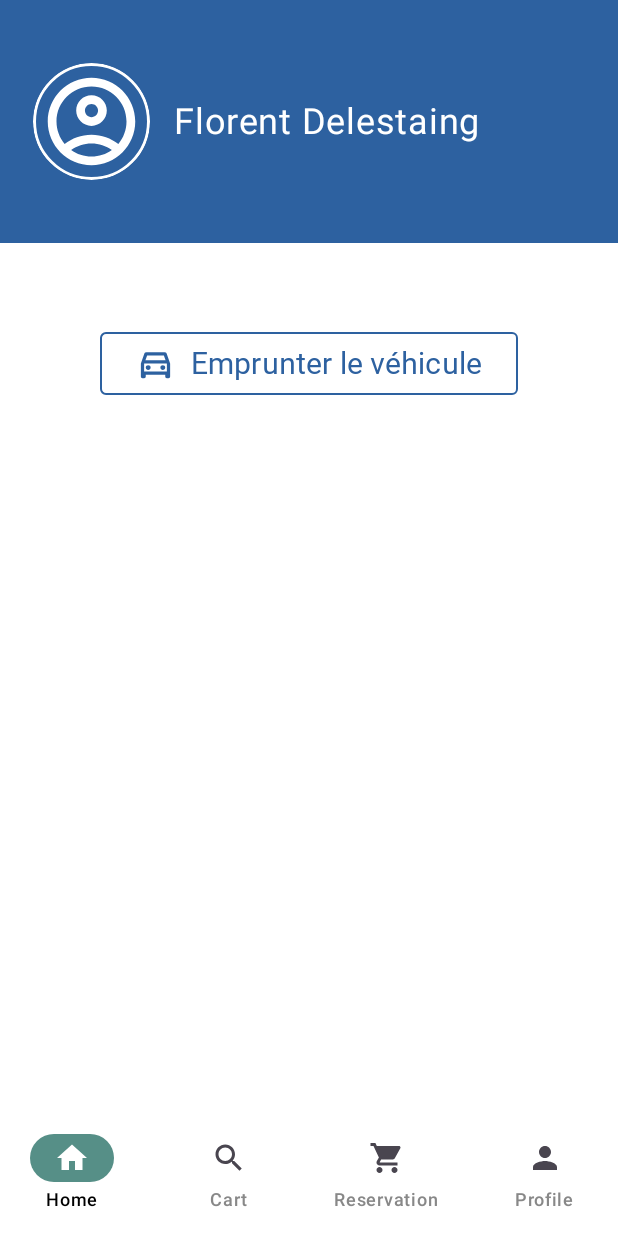
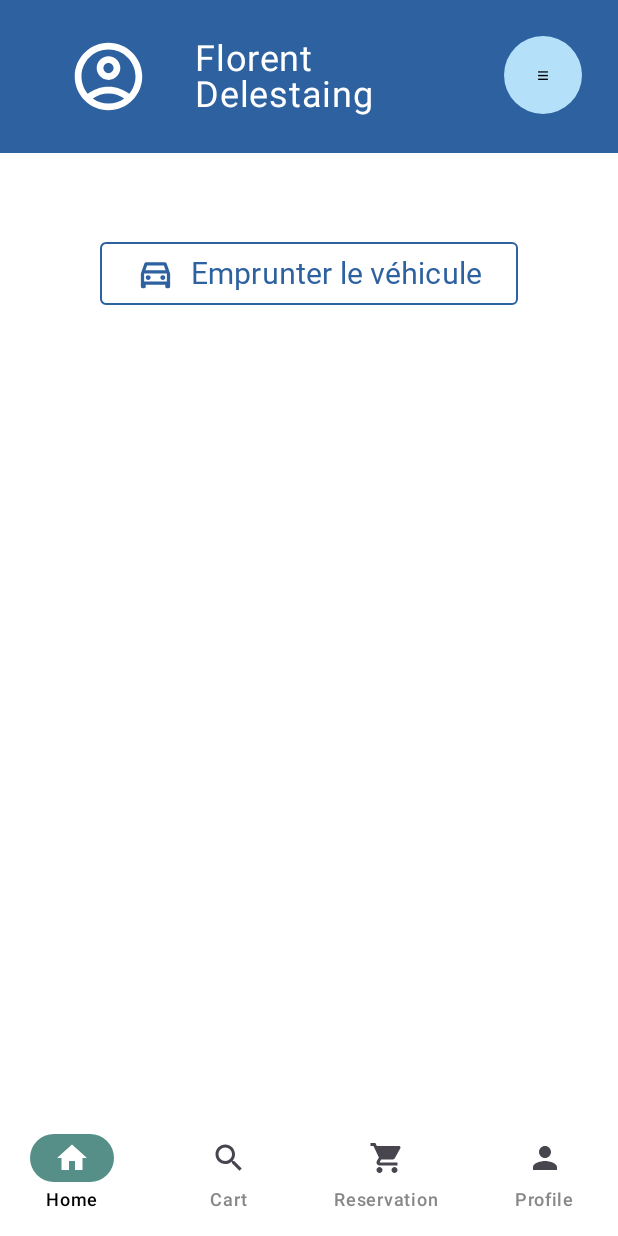
Before and after one commit to TawfiqGit/TrackingCar, an Android app built with Jetpack Compose: the screen it shows after launch (MainActivity), on a phone screen of 412 x 824 dp. Run offline under Robolectric (Android 15) with nearby library versions, the light colour scheme and no system bars; our stand-ins replace Dagger/Hilt's generated code.

Commit message:
add update Header.kt

```diff
--- a/app/src/main/java/com/tawfiqdev/trackingcar/navigation/BottomNavigationBar.kt
+++ b/app/src/main/java/com/tawfiqdev/trackingcar/navigation/BottomNavigationBar.kt
@@ -4,7 +4,6 @@ import androidx.compose.material.icons.Icons
 import androidx.compose.material.icons.filled.Home
 import androidx.compose.material.icons.filled.Person
 import androidx.compose.material.icons.filled.Search
-import androidx.compose.material.icons.filled.Settings
 import androidx.compose.material.icons.filled.ShoppingCart
 import androidx.compose.material3.Icon
 import androidx.compose.material3.MaterialTheme
@@ -18,7 +17,6 @@ import androidx.compose.runtime.saveable.rememberSaveable
 import androidx.compose.ui.graphics.Color
 import androidx.compose.ui.graphics.vector.ImageVector
 import androidx.navigation.NavController
-
 
 @Composable
 fun BottomNavigationBar(
--- a/design-system/src/main/java/com/tawfiqdev/design_system/components/Header.kt
+++ b/design-system/src/main/java/com/tawfiqdev/design_system/components/Header.kt
@@ -1,15 +1,16 @@
 package com.tawfiqdev.design_system.components
 
-import androidx.compose.foundation.BorderStroke
+import androidx.compose.foundation.background
+import androidx.compose.foundation.layout.Arrangement
 import androidx.compose.foundation.layout.Box
+import androidx.compose.foundation.layout.Column
 import androidx.compose.foundation.layout.Row
-import androidx.compose.foundation.layout.Spacer
 import androidx.compose.foundation.layout.fillMaxSize
 import androidx.compose.foundation.layout.fillMaxWidth
 import androidx.compose.foundation.layout.height
 import androidx.compose.foundation.layout.padding
 import androidx.compose.foundation.layout.size
-import androidx.compose.foundation.shape.CircleShape
+import androidx.compose.foundation.layout.wrapContentHeight
 import androidx.compose.material.icons.Icons
 import androidx.compose.material.icons.outlined.AccountCircle
 import androidx.compose.material3.Icon
@@ -18,17 +19,25 @@ import androidx.compose.material3.Text
 import androidx.compose.runtime.Composable
 import androidx.compose.ui.Alignment
 import androidx.compose.ui.Modifier
-import androidx.compose.ui.draw.clip
 import androidx.compose.ui.graphics.Color
 import androidx.compose.ui.text.style.TextOverflow
+import androidx.compose.ui.tooling.preview.Preview
 import androidx.compose.ui.unit.dp
 import androidx.compose.ui.unit.sp
+import com.tawfiqdev.design_system.theme.Colors
 import com.tawfiqdev.design_system.theme.Colors.AppBlue
+import com.tawfiqdev.design_system.utils.Baseline5_1
 
 @Composable
 fun Header(
     userName: String,
     modifier: Modifier = Modifier
+) {
+    Column(
+        modifier = Modifier
+            .fillMaxWidth()
+            .background(AppBlue)
+            .padding(horizontal = Baseline5_1, vertical = Baseline5_1)
     ) {
         Surface(
             color = AppBlue,
@@ -36,43 +45,46 @@ fun Header(
             shadowElevation = 0.dp,
             modifier = modifier
                 .fillMaxWidth()
-            .height(162.dp)
+                .height(54.dp)
         ) {
             Row(
-            modifier = Modifier
-                .fillMaxSize()
-                .padding(horizontal = 22.dp),
-            verticalAlignment = Alignment.CenterVertically
+                horizontalArrangement = Arrangement.spacedBy(10.dp)
             ) {
-            Box(
-                modifier = Modifier
-                    .size(78.dp)
-                    .clip(CircleShape),
-                contentAlignment = Alignment.Center
-            ) {
-                Surface(
-                    shape = CircleShape,
-                    color = Color.Transparent,
-                    border = BorderStroke(2.dp, Color.White),
-                    modifier = Modifier.fillMaxSize()
-                ) {}
-
+                Box(modifier = Modifier.size(96.dp)) {
                     Icon(
                         imageVector = Icons.Outlined.AccountCircle,
                         contentDescription = "Profil",
                         tint = Color.White,
-                    modifier = Modifier.size(70.dp)
+                        modifier = Modifier.fillMaxSize()
                     )
                 }
-            Spacer(modifier = Modifier.size(16.dp))
 
                 Text(
+                    modifier = Modifier
+                        .fillMaxSize()
+                        .weight(1f)
+                        .wrapContentHeight(align = Alignment.CenterVertically),
                     text = userName,
                     color = Color.White,
                     fontSize = 24.sp,
-                maxLines = 1,
                     overflow = TextOverflow.Ellipsis
+                )
+
+                SquareActionButton(
+                    modifier = Modifier.size(52.dp),
+                    color = Colors.SoftBlue,
+                    onClick = {},
+                    icon = {
+                        AppText(text = "≡", color= Colors.Black)
+                    }
                 )
             }
         }
     }
+}
+
+@Preview
+@Composable
+fun TopBarPreview() {
+    Header(userName = "India")
+}
--- a/design-system/src/main/java/com/tawfiqdev/design_system/theme/Colors.kt
+++ b/design-system/src/main/java/com/tawfiqdev/design_system/theme/Colors.kt
@@ -4,13 +4,12 @@ import androidx.compose.ui.graphics.Color
 
 object Colors {
     //Blue
+    val AppBlue = Color(0xFF2D61A0)
     val Matisse = Color(0xFF146296)
     val Navy = Color(0xFF0166AE)
     val Endeavour = Color(0xFF0164af)
     val HalfBaked= Color(0xFF7eb1d3)
     val SoftBlue = Color(0xFFb4e0f9)
-
-    val AppBlue = Color(0xFF2D61A0)
     val AppGreen = Color(0xFF86B96F)
     val AppYellow = Color(0xFFE9B84A)
     val AppRed = Color(0xFFCC3E55)
--- a/design-system/src/main/java/com/tawfiqdev/design_system/utils/Baseline.kt
+++ b/design-system/src/main/java/com/tawfiqdev/design_system/utils/Baseline.kt
@@ -32,6 +32,10 @@ val Baseline5: Dp
     @Composable
     get() = 16.dp
 
+val Baseline5_1: Dp
+    @Composable
+    get() = 24.dp
+
 val Baseline6: Dp
     @Composable
     get() = 30.dp
```
Also changed, not shown: design-system/src/main/java/com/tawfiqdev/design_system/components/Search.kt (+9 -10 lines), design-system/src/main/java/com/tawfiqdev/design_system/components/TopBars.kt (+3 -33 lines). Lines whose indentation alone changed are shown as unchanged.
